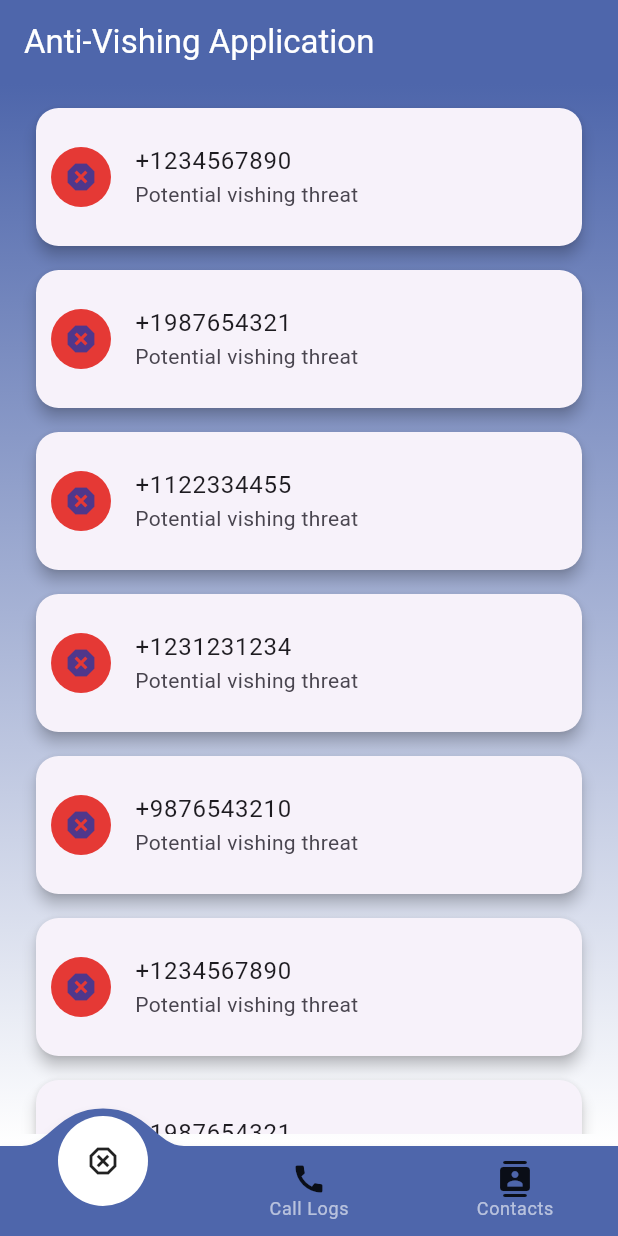
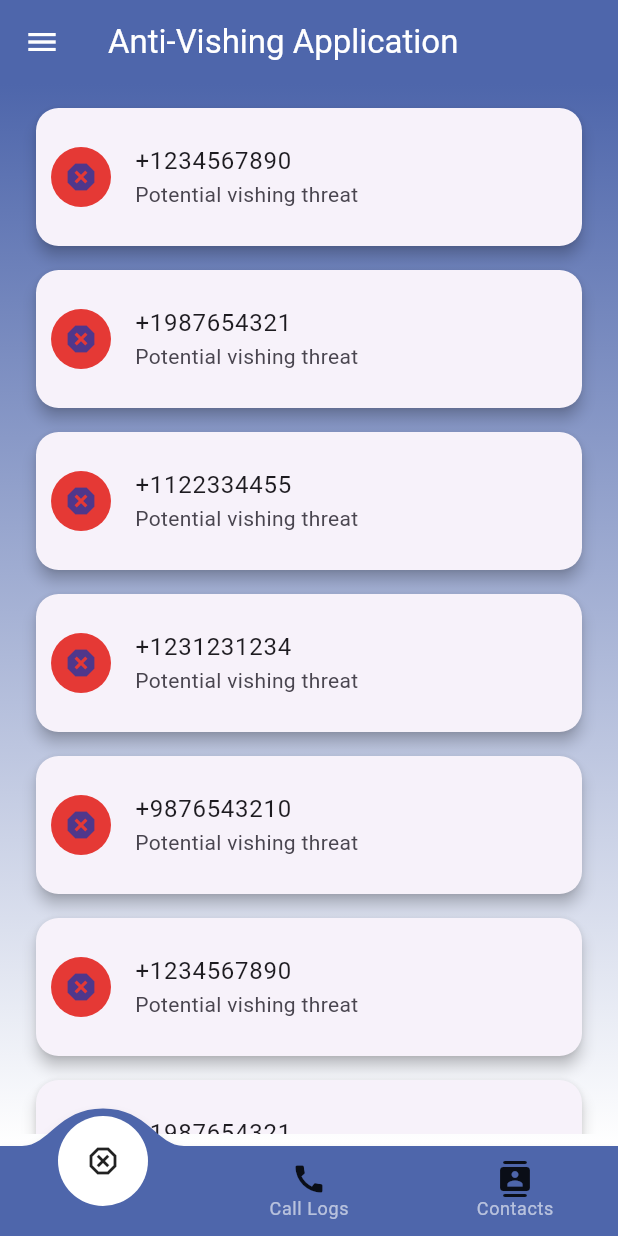
Before and after one commit to SimuSohil/cdac_proj, a Flutter app: the screen it shows after launch, on a phone screen of 412 x 824 dp. Run offline on Flutter 3.47's test engine with Material 3 defaults, Android fonts, the phone set to English and light mode, and no system bars; drawn by our look-alikes of convex_bottom_bar; our stand-ins replace contacts_service, flutter_local_notifications, permission_handler; missing offline and left inert: call_log, phone_state_background.

Commit message:
drawer feature added

```diff
--- a/lib/home_screen.dart
+++ b/lib/home_screen.dart
@@ -19,13 +19,30 @@ class _HomeScreenState extends State<HomeScreen> {
     const VishingPage(),
     const CallLogsScreen(),
     const ContactsPage(),
-    // const LogsClass(),
   ];
+
+  final GlobalKey<ScaffoldState> _scaffoldKey = GlobalKey<ScaffoldState>();
 
   @override
   Widget build(BuildContext context) {
     return Scaffold(
-      appBar: AppBar(title: const Text('Anti-Vishing Application', style: TextStyle(fontWeight: FontWeight.w400, color: Color(0xffFFFFFF)),), backgroundColor: Color(0xff4E66AB),),
+      appBar: AppBar(
+        key: _scaffoldKey,
+        backgroundColor: const Color(0xff4E66AB),
+        title: const Text(
+          'Anti-Vishing Application',
+          style: TextStyle(fontWeight: FontWeight.w400, color: Color(0xffFFFFFF)),
+        ),
+        leading: IconButton(onPressed: (){_scaffoldKey.currentState?.openDrawer();}, icon: const Icon(Icons.menu, color: Color(0xffFFFFFF),)),
+      ),
+      drawer: Drawer(
+        child: ListView(
+          children: const <Widget>[
+            ListTile(title: Text('Contacts'),),
+            ListTile(title: Text('Settings'),),
+          ],
+        ),
+      ),
       body: _widgetOptions[_currentPage],
       bottomNavigationBar: ConvexAppBar(
         backgroundColor: const Color(0xff4E66AB),
```
